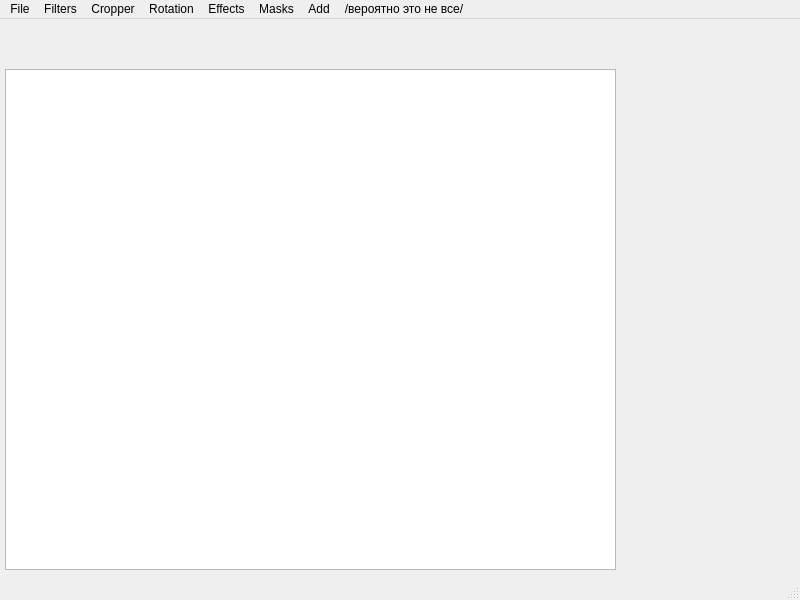
First picture: the form in Models/Design_PhotoProcessing.ui, repository NikitaSergeev07/LyceumProject_-1, before the edit.
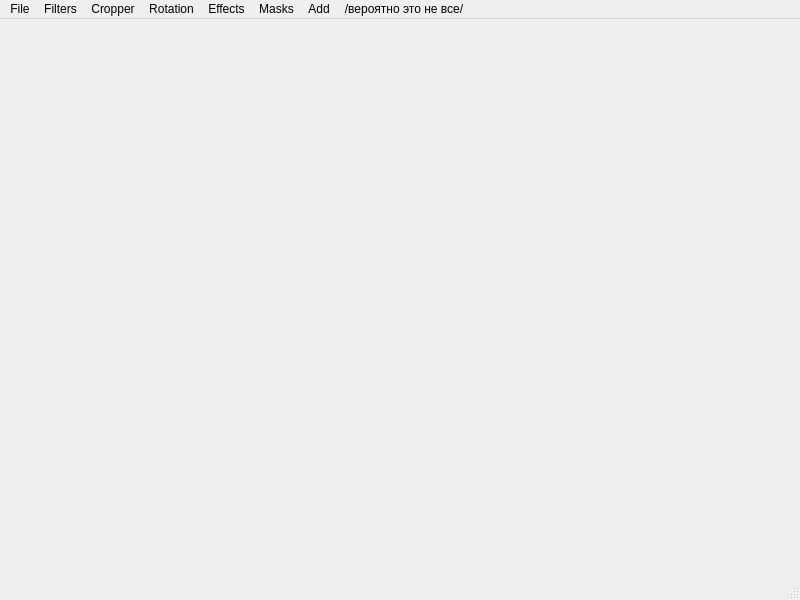
Second picture: the form after the edit.

Patch:
```diff
--- a/Models/Design_PhotoProcessing.ui
+++ b/Models/Design_PhotoProcessing.ui
@@ -13,18 +13,7 @@
         <property name="windowTitle">
             <string>MainWindow</string>
         </property>
-        <widget class="QWidget" name="centralwidget">
-            <widget class="QGraphicsView" name="graphicsView">
-                <property name="geometry">
-                    <rect>
-                        <x>5</x>
-                        <y>50</y>
-                        <width>611</width>
-                        <height>501</height>
-                    </rect>
-                </property>
-            </widget>
-        </widget>
+  <widget class="QWidget" name="centralwidget"/>
         <widget class="QMenuBar" name="menubar">
             <property name="geometry">
                 <rect>
```
Lines whose indentation alone changed are shown as unchanged.
